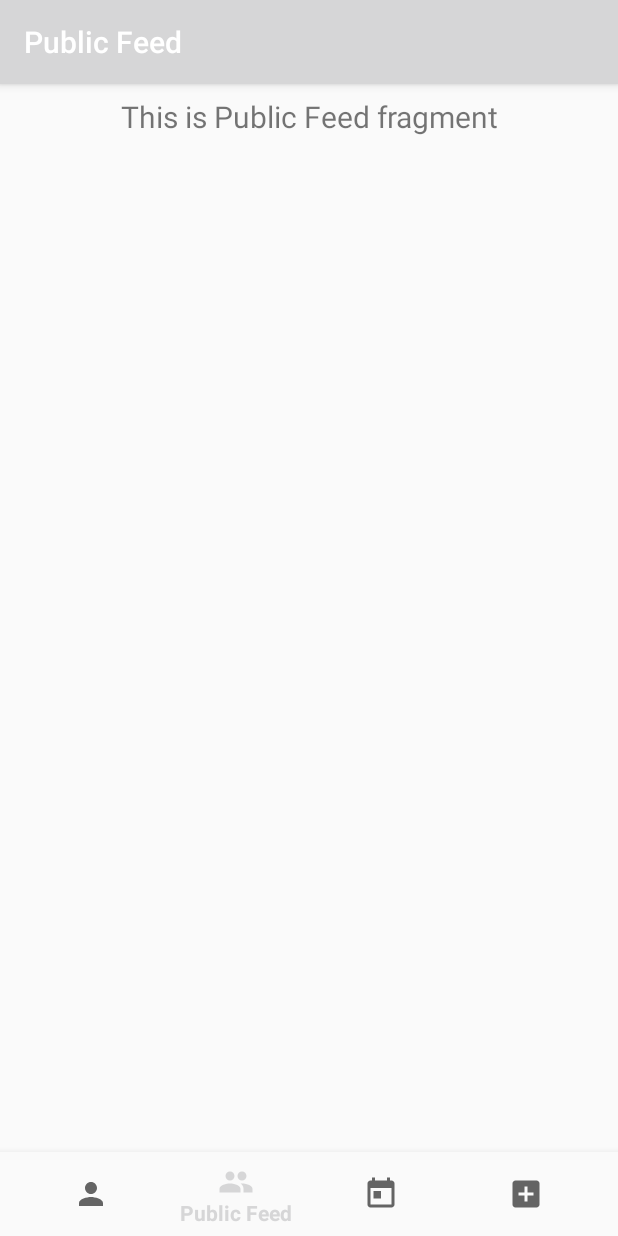
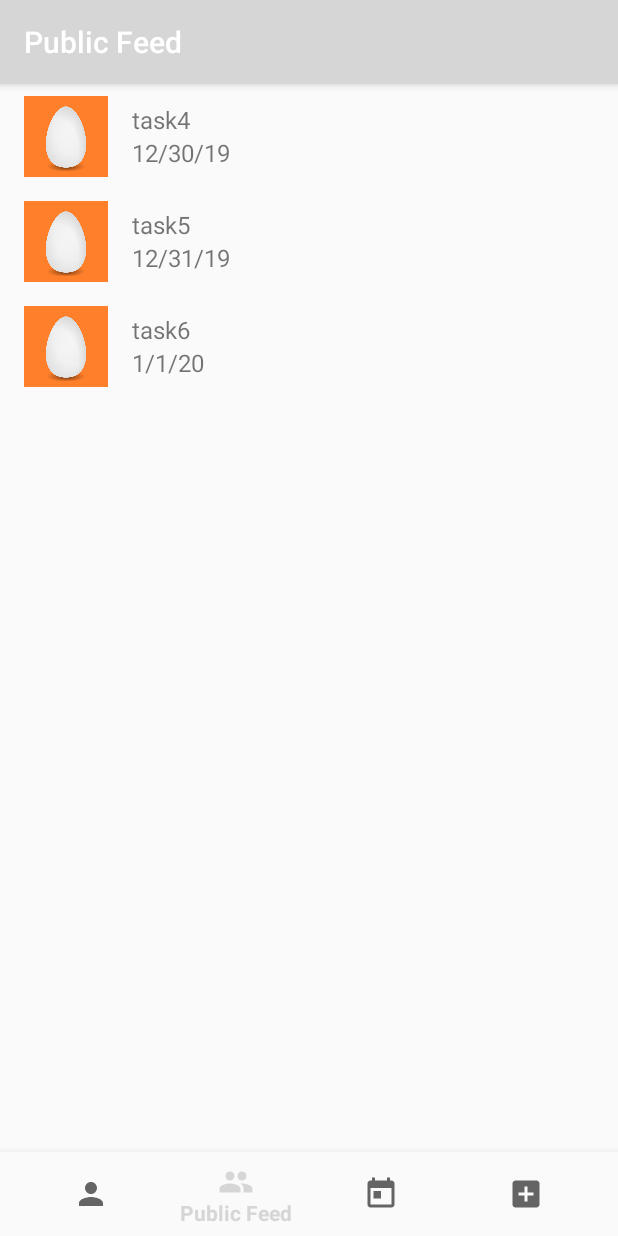
Before and after one commit to serenagibbons/android-capstone, an Android app: the PublicFeedFragment screen opened through its navigation route, on a phone screen of 412 x 824 dp. Run offline under Robolectric (Android 15) with nearby library versions, the phone set to English and light mode, and no system bars; our stand-ins replace navigation-ui.

Commit message:
Add RecyclerView to public feed fragment, rename item layout

```diff
--- a/app/src/main/java/com/example/androidcapstone/PersonalFeedAdapter.java
+++ b/app/src/main/java/com/example/androidcapstone/FeedAdapter.java
@@ -12,20 +12,19 @@ import androidx.recyclerview.widget.RecyclerView;
 import java.util.ArrayList;
 import java.util.List;
 
-public class PersonalFeedAdapter extends RecyclerView.Adapter<PersonalFeedAdapter.PersonalFeedViewHolder> {
+public class FeedAdapter extends RecyclerView.Adapter<FeedAdapter.PersonalFeedViewHolder> {
 
     private List<TaskData> task = new ArrayList<>();
-    Activity activity;
-    public PersonalFeedAdapter(List<TaskData> list, Activity activity) {
+    private Activity activity;
+    public FeedAdapter(List<TaskData> list, Activity activity) {
         task.addAll(list);
         this.activity = activity;
     }
     @NonNull
     @Override
     public PersonalFeedViewHolder onCreateViewHolder(@NonNull ViewGroup parent, int viewType) {
-        View v = activity.getLayoutInflater().inflate(R.layout.personal_feed_item, parent, false);
-        PersonalFeedViewHolder holder = new PersonalFeedViewHolder(v);
-        return holder;
+        View v = activity.getLayoutInflater().inflate(R.layout.feed_item, parent, false);
+        return new PersonalFeedViewHolder(v);
     }
 
     @Override
--- a/app/src/main/java/com/example/androidcapstone/ui/personal_feed/PersonalFeedFragment.java
+++ b/app/src/main/java/com/example/androidcapstone/ui/personal_feed/PersonalFeedFragment.java
@@ -4,19 +4,14 @@ import android.os.Bundle;
 import android.view.LayoutInflater;
 import android.view.View;
 import android.view.ViewGroup;
-import android.widget.Button;
-import android.widget.TextView;
 
-import androidx.annotation.Nullable;
 import androidx.annotation.NonNull;
 import androidx.fragment.app.Fragment;
-import androidx.lifecycle.Observer;
 import androidx.lifecycle.ViewModelProviders;
 import androidx.recyclerview.widget.LinearLayoutManager;
 import androidx.recyclerview.widget.RecyclerView;
 
-import com.example.androidcapstone.MainActivity;
-import com.example.androidcapstone.PersonalFeedAdapter;
+import com.example.androidcapstone.FeedAdapter;
 import com.example.androidcapstone.R;
 import com.example.androidcapstone.TaskData;
 
@@ -51,7 +46,7 @@ public class PersonalFeedFragment extends Fragment {
         test.add(t);
 
         // create recycler view adapter and layout manager
-        PersonalFeedAdapter adapter = new PersonalFeedAdapter(test,getActivity());
+        FeedAdapter adapter = new FeedAdapter(test,getActivity());
         RecyclerView.LayoutManager manager = new LinearLayoutManager(getActivity());
 
         // refer to recycler view
--- a/app/src/main/java/com/example/androidcapstone/ui/public_feed/PublicFeedFragment.java
+++ b/app/src/main/java/com/example/androidcapstone/ui/public_feed/PublicFeedFragment.java
@@ -4,15 +4,19 @@ import android.os.Bundle;
 import android.view.LayoutInflater;
 import android.view.View;
 import android.view.ViewGroup;
-import android.widget.TextView;
 
-import androidx.annotation.Nullable;
 import androidx.annotation.NonNull;
 import androidx.fragment.app.Fragment;
-import androidx.lifecycle.Observer;
 import androidx.lifecycle.ViewModelProviders;
+import androidx.recyclerview.widget.LinearLayoutManager;
+import androidx.recyclerview.widget.RecyclerView;
 
+import com.example.androidcapstone.FeedAdapter;
 import com.example.androidcapstone.R;
+import com.example.androidcapstone.TaskData;
+
+import java.util.ArrayList;
+import java.util.List;
 
 public class PublicFeedFragment extends Fragment {
 
@@ -23,13 +27,35 @@ public class PublicFeedFragment extends Fragment {
         publicFeedViewModel =
                 ViewModelProviders.of(this).get(PublicFeedViewModel.class);
         View root = inflater.inflate(R.layout.fragment_public, container, false);
-        final TextView textView = root.findViewById(R.id.text_dashboard);
-        publicFeedViewModel.getText().observe(this, new Observer<String>() {
-            @Override
-            public void onChanged(@Nullable String s) {
-                textView.setText(s);
-            }
-        });
+        // add dummy data
+        List<TaskData> test = new ArrayList<>();
+        TaskData t = new TaskData();
+        t.task = "task4";
+        t.date = "12/30/19";
+        test.add(t);
+
+        t = new TaskData();
+        t.task = "task5";
+        t.date = "12/31/19";
+        test.add(t);
+
+        t = new TaskData();
+        t.task = "task6";
+        t.date = "1/1/20";
+        test.add(t);
+
+        // create recycler view adapter and layout manager
+        FeedAdapter adapter = new FeedAdapter(test,getActivity());
+        RecyclerView.LayoutManager manager = new LinearLayoutManager(getActivity());
+
+        // refer to recycler view
+        RecyclerView recyclerView = root.findViewById(R.id.public_feed_recycler_view);
+
+        // Link the adapter to the RecyclerView
+        recyclerView.setAdapter(adapter);
+        // Set layout for the RecyclerView
+        recyclerView.setLayoutManager(manager);
+
         return root;
     }
 
--- a/app/src/main/res/layout/activity_main.xml
+++ b/app/src/main/res/layout/activity_main.xml
@@ -1,7 +1,6 @@
 <?xml version="1.0" encoding="utf-8"?>
 <androidx.constraintlayout.widget.ConstraintLayout xmlns:android="http://schemas.android.com/apk/res/android"
     xmlns:app="http://schemas.android.com/apk/res-auto"
-    xmlns:tools="http://schemas.android.com/tools"
     android:id="@+id/container"
     android:layout_width="match_parent"
     android:layout_height="match_parent">
--- a/app/src/main/res/layout/personal_feed_item.xml
+++ b/app/src/main/res/layout/feed_item.xml
@@ -1,14 +1,16 @@
 <?xml version="1.0" encoding="utf-8"?>
 <LinearLayout xmlns:android="http://schemas.android.com/apk/res/android"
     android:layout_width="match_parent"
-    android:layout_height="56dp"
+    android:layout_height="70dp"
     android:gravity="center_vertical"
+    android:paddingTop="8dp"
+    android:paddingBottom="8dp"
     android:orientation="horizontal">
 
     <ImageView
         android:id="@+id/icon"
-        android:layout_width="40dp"
-        android:layout_height="40dp"
+        android:layout_width="56dp"
+        android:layout_height="56dp"
         android:layout_gravity="center"
         android:gravity="center"
         android:layout_marginLeft="16dp"
--- a/app/src/main/res/layout/fragment_personal.xml
+++ b/app/src/main/res/layout/fragment_personal.xml
@@ -1,6 +1,5 @@
 <?xml version="1.0" encoding="utf-8"?>
 <LinearLayout xmlns:android="http://schemas.android.com/apk/res/android"
-    xmlns:app="http://schemas.android.com/apk/res-auto"
     android:orientation="vertical"
     android:layout_width="match_parent"
     android:layout_height="match_parent">
--- a/app/src/main/res/layout/fragment_public.xml
+++ b/app/src/main/res/layout/fragment_public.xml
@@ -1,19 +1,13 @@
 <?xml version="1.0" encoding="utf-8"?>
-<androidx.constraintlayout.widget.ConstraintLayout xmlns:android="http://schemas.android.com/apk/res/android"
-    xmlns:app="http://schemas.android.com/apk/res-auto"
+<LinearLayout xmlns:android="http://schemas.android.com/apk/res/android"
+    android:orientation="vertical"
     android:layout_width="match_parent"
     android:layout_height="match_parent">
 
-    <TextView
-        android:id="@+id/text_dashboard"
+    <androidx.recyclerview.widget.RecyclerView
+        android:id="@+id/public_feed_recycler_view"
         android:layout_width="match_parent"
-        android:layout_height="wrap_content"
-        android:layout_marginStart="8dp"
-        android:layout_marginTop="8dp"
-        android:layout_marginEnd="8dp"
-        android:textAlignment="center"
-        android:textSize="20sp"
-        app:layout_constraintEnd_toEndOf="parent"
-        app:layout_constraintStart_toStartOf="parent"
-        app:layout_constraintTop_toTopOf="parent" />
-</androidx.constraintlayout.widget.ConstraintLayout>
+        android:layout_height="match_parent"
+        />
+
+</LinearLayout>
```
Also changed, not shown: app/src/main/res/drawable/default_profile_icon.png (added).
